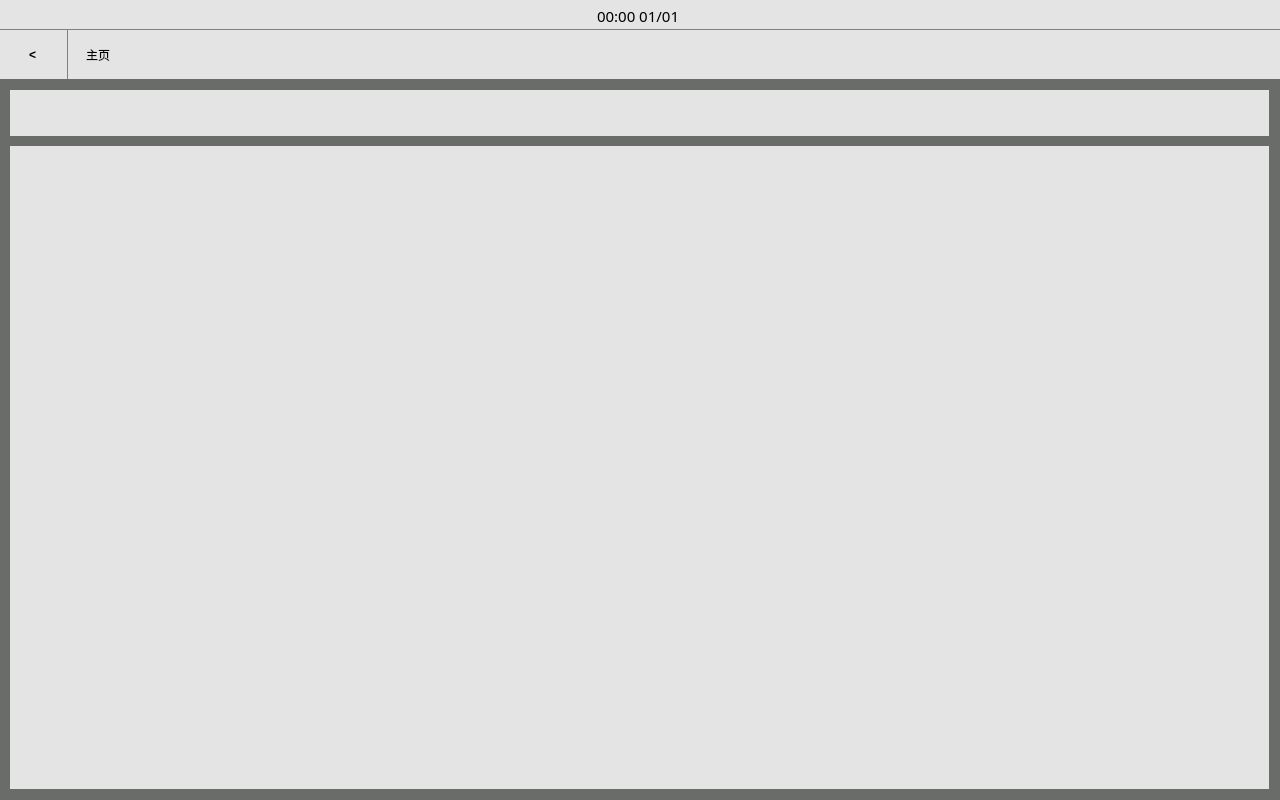
Above: src/jp_resultgraphscreen/jp_resultgraph.ui from Jsvi53/qt_custom_widget before the change. Below: the same form after it.
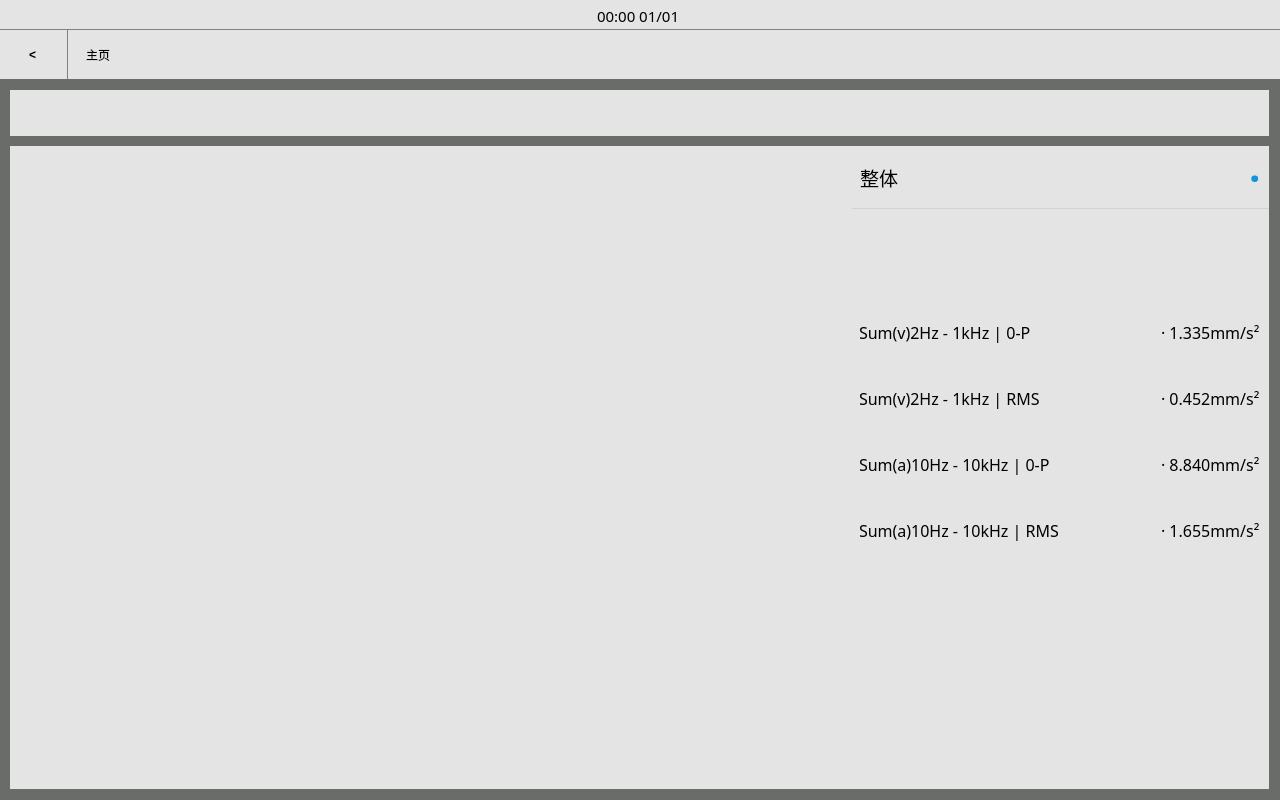
That is the form after the change. Icons and pictures are not drawn.

```diff
--- a/src/jp_resultgraphscreen/jp_resultgraph.ui
+++ b/src/jp_resultgraphscreen/jp_resultgraph.ui
@@ -453,7 +453,476 @@
              </widget>
             </item>
             <item>
-             <widget class="QWidget" name="rangeValueArea" native="true"/>
+             <widget class="QWidget" name="rangeValueArea" native="true">
+              <widget class="QWidget" name="verticalLayoutWidget_4">
+               <property name="geometry">
+                <rect>
+                 <x>-1</x>
+                 <y>-1</y>
+                 <width>421</width>
+                 <height>646</height>
+                </rect>
+               </property>
+               <layout class="QVBoxLayout" name="verticalLayout_3" stretch="1,1,8">
+                <property name="spacing">
+                 <number>0</number>
+                </property>
+                <item>
+                 <widget class="QWidget" name="overallTitleContainer" native="true">
+                  <property name="maximumSize">
+                   <size>
+                    <width>16777215</width>
+                    <height>16777215</height>
+                   </size>
+                  </property>
+                  <property name="styleSheet">
+                   <string notr="true">QWidget#overallTitleContainer{
+border-bottom: 1px solid lightgray;
+}</string>
+                  </property>
+                  <widget class="QWidget" name="horizontalLayoutWidget_6">
+                   <property name="geometry">
+                    <rect>
+                     <x>-1</x>
+                     <y>0</y>
+                     <width>421</width>
+                     <height>66</height>
+                    </rect>
+                   </property>
+                   <layout class="QHBoxLayout" name="horizontalLayout_3">
+                    <property name="leftMargin">
+                     <number>10</number>
+                    </property>
+                    <property name="rightMargin">
+                     <number>10</number>
+                    </property>
+                    <item>
+                     <widget class="QLabel" name="Title">
+                      <property name="maximumSize">
+                       <size>
+                        <width>16777215</width>
+                        <height>16777215</height>
+                       </size>
+                      </property>
+                      <property name="font">
+                       <font>
+                        <family>微软雅黑</family>
+                        <pointsize>14</pointsize>
+                       </font>
+                      </property>
+                      <property name="text">
+                       <string>整体</string>
+                      </property>
+                     </widget>
+                    </item>
+                    <item>
+                     <spacer name="horizontalSpacer_3">
+                      <property name="orientation">
+                       <enum>Qt::Horizontal</enum>
+                      </property>
+                      <property name="sizeHint" stdset="0">
+                       <size>
+                        <width>40</width>
+                        <height>20</height>
+                       </size>
+                      </property>
+                     </spacer>
+                    </item>
+                    <item>
+                     <widget class="QLabel" name="label">
+                      <property name="maximumSize">
+                       <size>
+                        <width>16777215</width>
+                        <height>16777215</height>
+                       </size>
+                      </property>
+                      <property name="font">
+                       <font>
+                        <family>微软雅黑</family>
+                        <pointsize>30</pointsize>
+                        <weight>75</weight>
+                        <bold>true</bold>
+                       </font>
+                      </property>
+                      <property name="styleSheet">
+                       <string notr="true">QLabel {
+	color:rgb(18, 150, 219);
+}</string>
+                      </property>
+                      <property name="text">
+                       <string>·</string>
+                      </property>
+                     </widget>
+                    </item>
+                   </layout>
+                  </widget>
+                 </widget>
+                </item>
+                <item>
+                 <widget class="QWidget" name="widget_3" native="true">
+                  <widget class="QWidget" name="horizontalLayoutWidget_7">
+                   <property name="geometry">
+                    <rect>
+                     <x>-1</x>
+                     <y>-1</y>
+                     <width>421</width>
+                     <height>66</height>
+                    </rect>
+                   </property>
+                   <layout class="QHBoxLayout" name="horizontalLayout_4">
+                    <item>
+                     <spacer name="horizontalSpacer_4">
+                      <property name="orientation">
+                       <enum>Qt::Horizontal</enum>
+                      </property>
+                      <property name="sizeHint" stdset="0">
+                       <size>
+                        <width>40</width>
+                        <height>20</height>
+                       </size>
+                      </property>
+                     </spacer>
+                    </item>
+                    <item>
+                     <widget class="QPushButton" name="sortButton">
+                      <property name="maximumSize">
+                       <size>
+                        <width>16777215</width>
+                        <height>16777215</height>
+                       </size>
+                      </property>
+                      <property name="styleSheet">
+                       <string notr="true">QPushButton {
+border: none;
+background-color: rgb(228, 228,228);
+color: black;
+padding: 5px;
+}</string>
+                      </property>
+                      <property name="text">
+                       <string/>
+                      </property>
+                      <property name="icon">
+                       <iconset>
+                        <normalon>:/balancegraph_assets/balancegraph_assets/icon_balance_descending_sorting_50.png</normalon>
+                       </iconset>
+                      </property>
+                      <property name="iconSize">
+                       <size>
+                        <width>30</width>
+                        <height>30</height>
+                       </size>
+                      </property>
+                     </widget>
+                    </item>
+                   </layout>
+                  </widget>
+                 </widget>
+                </item>
+                <item>
+                 <widget class="QWidget" name="typeValueContainer" native="true">
+                  <property name="maximumSize">
+                   <size>
+                    <width>16777215</width>
+                    <height>16777215</height>
+                   </size>
+                  </property>
+                  <widget class="QWidget" name="verticalLayoutWidget_5">
+                   <property name="geometry">
+                    <rect>
+                     <x>-1</x>
+                     <y>-1</y>
+                     <width>421</width>
+                     <height>516</height>
+                    </rect>
+                   </property>
+                   <layout class="QVBoxLayout" name="verticalLayout_4">
+                    <property name="leftMargin">
+                     <number>10</number>
+                    </property>
+                    <property name="rightMargin">
+                     <number>10</number>
+                    </property>
+                    <item>
+                     <widget class="QLabel" name="iconLabel">
+                      <property name="minimumSize">
+                       <size>
+                        <width>40</width>
+                        <height>40</height>
+                       </size>
+                      </property>
+                      <property name="maximumSize">
+                       <size>
+                        <width>40</width>
+                        <height>40</height>
+                       </size>
+                      </property>
+                      <property name="text">
+                       <string/>
+                      </property>
+                      <property name="pixmap">
+                       <pixmap resource="../../assets/assets.qrc">:/balancesetup/balancingsetup_assets/icon_balancesetup_triangle.svg</pixmap>
+                      </property>
+                      <property name="scaledContents">
+                       <bool>true</bool>
+                      </property>
+                      <property name="alignment">
+                       <set>Qt::AlignCenter</set>
+                      </property>
+                     </widget>
+                    </item>
+                    <item>
+                     <widget class="QWidget" name="baseProgressBar" native="true">
+                      <property name="minimumSize">
+                       <size>
+                        <width>60</width>
+                        <height>60</height>
+                       </size>
+                      </property>
+                      <widget class="QWidget" name="gridLayoutWidget">
+                       <property name="geometry">
+                        <rect>
+                         <x>-1</x>
+                         <y>0</y>
+                         <width>401</width>
+                         <height>56</height>
+                        </rect>
+                       </property>
+                       <layout class="QGridLayout" name="gridLayout" rowstretch="1,1" columnstretch="3,0">
+                        <property name="spacing">
+                         <number>0</number>
+                        </property>
+                        <item row="0" column="0">
+                         <widget class="QLabel" name="typeLabel">
+                          <property name="font">
+                           <font>
+                            <family>微软雅黑</family>
+                            <pointsize>12</pointsize>
+                           </font>
+                          </property>
+                          <property name="text">
+                           <string>Sum(v)2Hz - 1kHz | 0-P</string>
+                          </property>
+                         </widget>
+                        </item>
+                        <item row="0" column="1">
+                         <widget class="QLabel" name="valueLabel">
+                          <property name="font">
+                           <font>
+                            <family>微软雅黑</family>
+                            <pointsize>12</pointsize>
+                           </font>
+                          </property>
+                          <property name="text">
+                           <string>· 1.335mm/s²</string>
+                          </property>
+                         </widget>
+                        </item>
+                        <item row="1" column="1">
+                         <widget class="QLabel" name="label_3">
+                          <property name="text">
+                           <string/>
+                          </property>
+                         </widget>
+                        </item>
+                       </layout>
+                      </widget>
+                     </widget>
+                    </item>
+                    <item>
+                     <widget class="QWidget" name="baseProgressBar_2" native="true">
+                      <property name="minimumSize">
+                       <size>
+                        <width>60</width>
+                        <height>60</height>
+                       </size>
+                      </property>
+                      <widget class="QWidget" name="gridLayoutWidget_4">
+                       <property name="geometry">
+                        <rect>
+                         <x>-1</x>
+                         <y>0</y>
+                         <width>401</width>
+                         <height>56</height>
+                        </rect>
+                       </property>
+                       <layout class="QGridLayout" name="gridLayout_4" rowstretch="1,1" columnstretch="3,0">
+                        <property name="spacing">
+                         <number>0</number>
+                        </property>
+                        <item row="0" column="0">
+                         <widget class="QLabel" name="typeLabel_4">
+                          <property name="font">
+                           <font>
+                            <family>微软雅黑</family>
+                            <pointsize>12</pointsize>
+                           </font>
+                          </property>
+                          <property name="text">
+                           <string>Sum(v)2Hz - 1kHz | RMS</string>
+                          </property>
+                         </widget>
+                        </item>
+                        <item row="0" column="1">
+                         <widget class="QLabel" name="valueLabel_4">
+                          <property name="font">
+                           <font>
+                            <family>微软雅黑</family>
+                            <pointsize>12</pointsize>
+                           </font>
+                          </property>
+                          <property name="text">
+                           <string>· 0.452mm/s²</string>
+                          </property>
+                         </widget>
+                        </item>
+                        <item row="1" column="1">
+                         <widget class="QLabel" name="label_6">
+                          <property name="text">
+                           <string/>
+                          </property>
+                         </widget>
+                        </item>
+                       </layout>
+                      </widget>
+                     </widget>
+                    </item>
+                    <item>
+                     <widget class="QWidget" name="baseProgressBar_3" native="true">
+                      <property name="minimumSize">
+                       <size>
+                        <width>60</width>
+                        <height>60</height>
+                       </size>
+                      </property>
+                      <widget class="QWidget" name="gridLayoutWidget_5">
+                       <property name="geometry">
+                        <rect>
+                         <x>-1</x>
+                         <y>0</y>
+                         <width>401</width>
+                         <height>56</height>
+                        </rect>
+                       </property>
+                       <layout class="QGridLayout" name="gridLayout_5" rowstretch="1,1" columnstretch="3,0">
+                        <property name="spacing">
+                         <number>0</number>
+                        </property>
+                        <item row="0" column="0">
+                         <widget class="QLabel" name="typeLabel_5">
+                          <property name="font">
+                           <font>
+                            <family>微软雅黑</family>
+                            <pointsize>12</pointsize>
+                           </font>
+                          </property>
+                          <property name="text">
+                           <string>Sum(a)10Hz - 10kHz | 0-P</string>
+                          </property>
+                         </widget>
+                        </item>
+                        <item row="0" column="1">
+                         <widget class="QLabel" name="valueLabel_5">
+                          <property name="font">
+                           <font>
+                            <family>微软雅黑</family>
+                            <pointsize>12</pointsize>
+                           </font>
+                          </property>
+                          <property name="text">
+                           <string>· 8.840mm/s²</string>
+                          </property>
+                         </widget>
+                        </item>
+                        <item row="1" column="1">
+                         <widget class="QLabel" name="label_7">
+                          <property name="text">
+                           <string/>
+                          </property>
+                         </widget>
+                        </item>
+                       </layout>
+                      </widget>
+                     </widget>
+                    </item>
+                    <item>
+                     <widget class="QWidget" name="baseProgressBar_4" native="true">
+                      <property name="minimumSize">
+                       <size>
+                        <width>60</width>
+                        <height>60</height>
+                       </size>
+                      </property>
+                      <widget class="QWidget" name="gridLayoutWidget_6">
+                       <property name="geometry">
+                        <rect>
+                         <x>-1</x>
+                         <y>0</y>
+                         <width>401</width>
+                         <height>56</height>
+                        </rect>
+                       </property>
+                       <layout class="QGridLayout" name="gridLayout_6" rowstretch="1,1" columnstretch="3,0">
+                        <property name="spacing">
+                         <number>0</number>
+                        </property>
+                        <item row="0" column="0">
+                         <widget class="QLabel" name="typeLabel_6">
+                          <property name="font">
+                           <font>
+                            <family>微软雅黑</family>
+                            <pointsize>12</pointsize>
+                           </font>
+                          </property>
+                          <property name="text">
+                           <string>Sum(a)10Hz - 10kHz | RMS</string>
+                          </property>
+                         </widget>
+                        </item>
+                        <item row="0" column="1">
+                         <widget class="QLabel" name="valueLabel_6">
+                          <property name="font">
+                           <font>
+                            <family>微软雅黑</family>
+                            <pointsize>12</pointsize>
+                           </font>
+                          </property>
+                          <property name="text">
+                           <string>· 1.655mm/s²</string>
+                          </property>
+                         </widget>
+                        </item>
+                        <item row="1" column="1">
+                         <widget class="QLabel" name="label_8">
+                          <property name="text">
+                           <string/>
+                          </property>
+                         </widget>
+                        </item>
+                       </layout>
+                      </widget>
+                     </widget>
+                    </item>
+                    <item>
+                     <spacer name="verticalSpacer">
+                      <property name="orientation">
+                       <enum>Qt::Vertical</enum>
+                      </property>
+                      <property name="sizeHint" stdset="0">
+                       <size>
+                        <width>20</width>
+                        <height>40</height>
+                       </size>
+                      </property>
+                     </spacer>
+                    </item>
+                   </layout>
+                  </widget>
+                 </widget>
+                </item>
+               </layout>
+              </widget>
+             </widget>
             </item>
            </layout>
           </widget>
```
Left out of the diff: 456 changed lines with no effect on the pictures.
